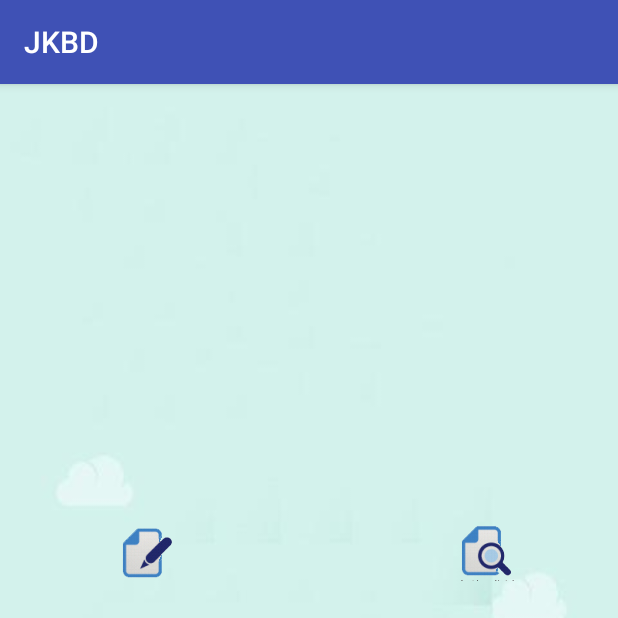
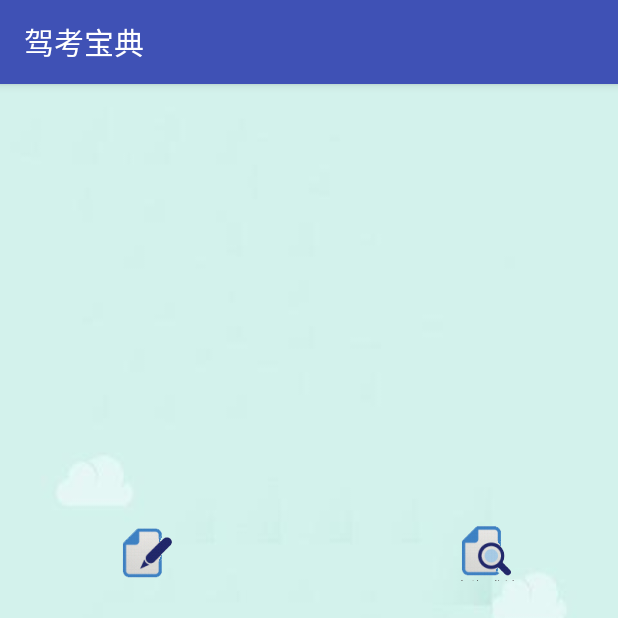
Before and after one commit to weifuchenggg/JKBD, an Android app: the screen it shows after launch (MainActivity), on a phone screen of 412 x 824 dp, the top half of it. Run offline under Robolectric (Android 15) with nearby library versions, the phone set to English and light mode, and no system bars.

Commit message:
添加闪屏功能

```diff
--- a/app/src/main/AndroidManifest.xml
+++ b/app/src/main/AndroidManifest.xml
@@ -9,12 +9,14 @@
         android:roundIcon="@mipmap/ic_launcher_round"
         android:supportsRtl="true"
         android:theme="@style/AppTheme">
-        <activity android:name=".activity.MainActivity">
+        <activity android:name=".activity.SplashActivity">
             <intent-filter>
                 <action android:name="android.intent.action.MAIN" />
                 <category android:name="android.intent.category.LAUNCHER" />
             </intent-filter>
         </activity>
+        <activity android:name=".activity.MainActivity">
+        </activity>
     </application>
 
 </manifest>
--- a/app/src/main/java/com/example/administrator/jkbd/activity/SplashActivity.java
+++ b/app/src/main/java/com/example/administrator/jkbd/activity/SplashActivity.java
@@ -1,10 +1,34 @@
 package com.example.administrator.jkbd.activity;
+
+import android.content.Intent;
+import android.os.Bundle;
+import android.os.CountDownTimer;
+import android.support.v7.app.AppCompatActivity;
+
+import com.example.administrator.jkbd.R;
 
 /**
  * Created by Administrator on 2017/6/28.
  */
 
-public class SplashActivity {
+public class SplashActivity extends AppCompatActivity {
+    @Override
+    protected void onCreate(Bundle savedInstanceState) {
+        super.onCreate(savedInstanceState);
+        setContentView(R.layout.splash_activity);
+        countDownTimer.start();
+    }
+    CountDownTimer countDownTimer=new CountDownTimer(2000,2000) {
+        @Override
+        public void onTick(long millisUntilFinished) {
 
+        }
 
+        @Override
+        public void onFinish() {
+            Intent intent=new Intent(SplashActivity.this,MainActivity.class);
+            startActivity(intent);
+            finish();
+        }
+    };
 }
--- a/app/src/main/res/values/strings.xml
+++ b/app/src/main/res/values/strings.xml
@@ -1,3 +1,3 @@
 <resources>
-    <string name="app_name">JKBD</string>
+    <string name="app_name">驾考宝典</string>
 </resources>
```
